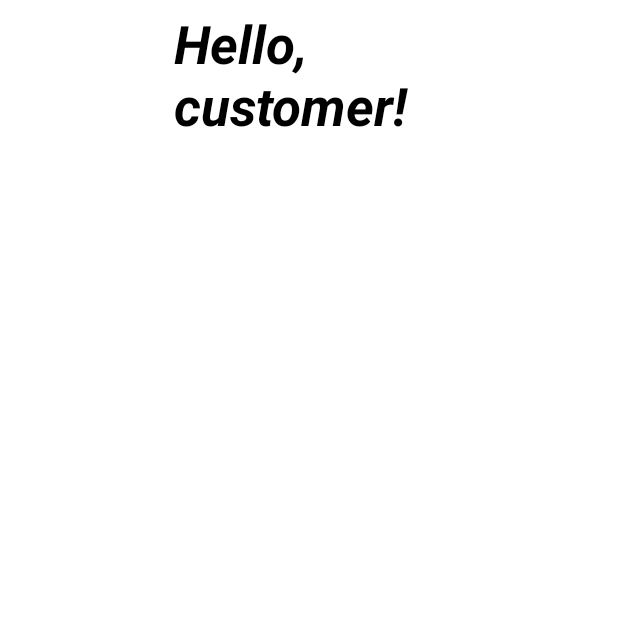
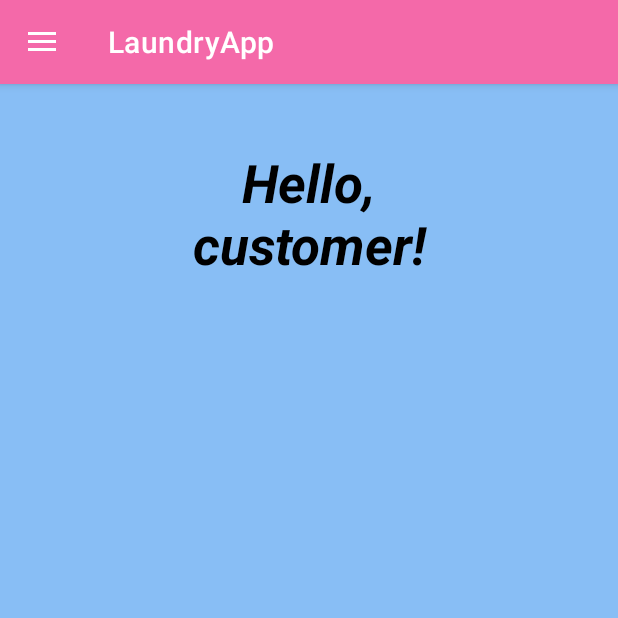
Before and after one commit to tiquiakt/LaundryApp, an Android app: the screen it shows after launch (customer_dashboard), after a tap on "LOGIN AS GUEST", on a phone screen of 412 x 824 dp, the top half of it. Run offline under Robolectric (Android 15) with nearby library versions, the light colour scheme and no system bars; our stand-ins replace Firebase (no records; nobody signed in at launch, a user with empty details on screens opened directly); Roboto replaces fonts that are not available here; 1 other tap on this screen came first.

Commit message:
initial commit

```diff
--- a/app/build.gradle
+++ b/app/build.gradle
@@ -31,7 +31,6 @@ android {
 dependencies {
 
     implementation 'androidx.appcompat:appcompat:1.4.1'
-    implementation 'androidx.support:design:28.0.0'
     implementation 'com.google.android.material:material:1.6.0'
     implementation 'androidx.constraintlayout:constraintlayout:2.1.4'
     implementation 'androidx.annotation:annotation:1.3.0'
@@ -39,6 +38,7 @@ dependencies {
     implementation 'androidx.lifecycle:lifecycle-viewmodel-ktx:2.4.1'
     implementation 'com.google.firebase:firebase-auth:21.0.5'
     implementation 'com.google.firebase:firebase-firestore:24.1.2'
+    implementation 'com.google.firebase:firebase-database:20.0.5'
     testImplementation 'junit:junit:4.13.2'
     androidTestImplementation 'androidx.test.ext:junit:1.1.3'
     androidTestImplementation 'androidx.test.espresso:espresso-core:3.4.0'
--- a/app/src/main/java/com/example/laundryapp/UsrLogin.java
+++ b/app/src/main/java/com/example/laundryapp/UsrLogin.java
@@ -17,9 +17,12 @@ import com.google.android.gms.tasks.OnSuccessListener;
 import com.google.android.material.imageview.ShapeableImageView;
 import com.google.firebase.auth.AuthResult;
 import com.google.firebase.auth.FirebaseAuth;
+import com.google.firebase.database.FirebaseDatabase;
+import com.google.firebase.database.DatabaseReference;
 import com.google.firebase.firestore.DocumentReference;
 import com.google.firebase.firestore.DocumentSnapshot;
 import com.google.firebase.firestore.FirebaseFirestore;
+
 
 public class UsrLogin extends AppCompatActivity {
 
@@ -27,7 +30,7 @@ public class UsrLogin extends AppCompatActivity {
     Button btnLogin, btnGuest;
     ShapeableImageView fb, google, twitter;
     TextView frgtpass,  rgstrAccount;
-    boolean valid = true;
+    boolean valid, usrAdmin = true;
     FirebaseAuth fbAuth;
     FirebaseFirestore fbStore;
 
@@ -68,13 +71,13 @@ public class UsrLogin extends AppCompatActivity {
                         @Override
                         public void onSuccess(AuthResult authResult) {
                             Toast.makeText(UsrLogin.this,"Login Success", Toast.LENGTH_SHORT).show();
-                            boolean field;
-                            if (field = true) {
+                           if (usrAdmin){
                                isAdmin(authResult.getUser().getUid());
                            }
                            else {
                                isCustomer(authResult.getUser().getUid());
                            }
+
                         }
                     }).addOnFailureListener(new OnFailureListener() {
                         @Override
@@ -100,11 +103,14 @@ public class UsrLogin extends AppCompatActivity {
             @Override
             public void onSuccess(DocumentSnapshot documentSnapshot) {
                 Log.d("TAG","onSuccess" + documentSnapshot.getData());
-                // check user if admin
+                // check user if admin or customer
 
                 if (documentSnapshot.getString("isAdmin") != null){
                     startActivity(new Intent(getApplicationContext(),admin_dashboard.class));
                     finish();
+                }
+                else{
+                    isCustomer(fbAuth.getUid());
                 }
                 }
         });
--- a/app/src/main/java/com/example/laundryapp/customer_dashboard.java
+++ b/app/src/main/java/com/example/laundryapp/customer_dashboard.java
@@ -1,14 +1,38 @@
 package com.example.laundryapp;
 
+import androidx.appcompat.app.ActionBarDrawerToggle;
 import androidx.appcompat.app.AppCompatActivity;
+import androidx.appcompat.widget.Toolbar;
+import androidx.core.view.GravityCompat;
+import androidx.drawerlayout.widget.DrawerLayout;
 
 import android.os.Bundle;
+import android.widget.TextView;
 
 public class customer_dashboard extends AppCompatActivity {
+
+ Toolbar toolbar;
+ DrawerLayout drawerLayout;
+    TextView textView;
 
     @Override
     protected void onCreate(Bundle savedInstanceState) {
         super.onCreate(savedInstanceState);
         setContentView(R.layout.activity_customer_dashboard);
+
+        toolbar = findViewById(R.id.toolbar);
+        setSupportActionBar(toolbar);
+
+       drawerLayout = findViewById(R.id.drawer_layout);
+
+       ActionBarDrawerToggle drawerToggle = new ActionBarDrawerToggle(this, drawerLayout, toolbar,
+                R.string.navigation_open, R.string.navigation_close);
+        drawerLayout.addDrawerListener(drawerToggle);
+        drawerToggle.setDrawerIndicatorEnabled(true);
+        drawerToggle.syncState();
+
+        textView = findViewById(R.id.customer);
+
     }
+
 }
--- a/app/src/main/res/layout/activity_customer_dashboard.xml
+++ b/app/src/main/res/layout/activity_customer_dashboard.xml
@@ -1,23 +1,55 @@
 <?xml version="1.0" encoding="utf-8"?>
-<androidx.constraintlayout.widget.ConstraintLayout xmlns:android="http://schemas.android.com/apk/res/android"
-    xmlns:app="http://schemas.android.com/apk/res-auto"
-    xmlns:tools="http://schemas.android.com/tools"
-    android:layout_width="match_parent"
-    android:layout_height="match_parent"
-    tools:context=".customer_dashboard">
+    <androidx.drawerlayout.widget.DrawerLayout xmlns:android="http://schemas.android.com/apk/res/android"
+        xmlns:app="http://schemas.android.com/apk/res-auto"
+        xmlns:tools="http://schemas.android.com/tools"
+        android:id="@+id/drawer_layout"
+        android:layout_width="match_parent"
+        android:layout_height="match_parent"
+        tools:context=".customer_dashboard"
+        tools:openDrawer="start"
+        android:background="@color/white">
 
-    <TextView
-        android:id="@+id/admin"
-        android:layout_width="180dp"
-        android:layout_height="150dp"
-        android:layout_marginTop="5dp"
-        android:text="Hello, customer!"
-        android:textSize="35dp"
-        android:textColor="@color/black"
-        android:textStyle="bold|italic"
-        app:layout_constraintEnd_toEndOf="parent"
-        app:layout_constraintStart_toStartOf="parent"
-        app:layout_constraintTop_toTopOf="parent"
-        app:layout_constraintVertical_bias=".1" />
+    <include
+        android:layout_height="wrap_content"
+        android:layout_width="match_parent"
+        layout="@layout/option_layout" />
 
-</androidx.constraintlayout.widget.ConstraintLayout>
+    <include
+
+        android:layout_width="match_parent"
+        android:layout_height="wrap_content"
+        layout="@layout/custom_home"/>
+
+        <LinearLayout
+            android:layout_width="match_parent"
+            android:layout_height="match_parent"
+            android:orientation="vertical">
+
+            <androidx.appcompat.widget.Toolbar
+                android:id="@+id/toolbar"
+                android:layout_width="match_parent"
+                android:layout_height="?attr/actionBarSize"
+                android:background="@color/pink"
+                android:elevation="4dp"
+                android:theme="@style/ThemeOverlay.AppCompat.Dark.ActionBar"
+                app:popupTheme="@style/ThemeOverlay.AppCompat.Light" />
+
+            <FrameLayout
+                android:id="@+id/fragment_container"
+                android:layout_width="match_parent"
+                android:layout_height="match_parent" />
+
+
+
+        </LinearLayout>
+
+        <com.google.android.material.navigation.NavigationView
+            android:id="@+id/navigation_view"
+            android:layout_width="wrap_content"
+            android:layout_height="match_parent"
+            android:layout_gravity="start"
+            android:background="@color/blue"
+            app:headerLayout="@layout/navigation_header"
+            app:menu="@menu/customer_drawer_menu" />
+
+    </androidx.drawerlayout.widget.DrawerLayout>
--- /dev/null
+++ b/app/src/main/res/layout/custom_home.xml
@@ -0,0 +1,24 @@
+<?xml version="1.0" encoding="utf-8"?>
+<androidx.constraintlayout.widget.ConstraintLayout xmlns:android="http://schemas.android.com/apk/res/android"
+    xmlns:app="http://schemas.android.com/apk/res-auto"
+    xmlns:tools="http://schemas.android.com/tools"
+    android:layout_width="match_parent"
+    android:layout_height="match_parent"
+    tools:context=".customer_dashboard">
+
+    <TextView
+        android:id="@+id/customer"
+        android:layout_width="180dp"
+        android:layout_height="150dp"
+        android:text="Hello, customer!"
+        android:textColor="@color/black"
+        android:textSize="35dp"
+        android:gravity="center"
+        android:textStyle="bold|italic"
+        app:layout_constraintBottom_toBottomOf="parent"
+        app:layout_constraintEnd_toEndOf="parent"
+        app:layout_constraintStart_toStartOf="parent"
+        app:layout_constraintTop_toTopOf="parent"
+        app:layout_constraintVertical_bias=".1" />
+
+</androidx.constraintlayout.widget.ConstraintLayout>
--- a/app/src/main/res/layout/navigation_header.xml
+++ b/app/src/main/res/layout/navigation_header.xml
@@ -2,15 +2,15 @@
 <LinearLayout xmlns:android="http://schemas.android.com/apk/res/android"
     xmlns:app="http://schemas.android.com/apk/res-auto"
     android:layout_width="match_parent"
-    android:layout_height="176dp"
+    android:layout_height="196dp"
     android:background="@drawable/splash_bg"
     android:gravity="bottom"
     android:orientation="vertical"
     android:padding="16dp">
 
     <com.google.android.material.imageview.ShapeableImageView
-        android:layout_width="80dp"
-        android:layout_height="80dp"
+        android:layout_width="60dp"
+        android:layout_height="60dp"
         android:src="@drawable/labapp_logo"
         app:shapeAppearanceOverlay="@style/circular" />
 
--- /dev/null
+++ b/app/src/main/res/layout/option_layout.xml
@@ -0,0 +1,19 @@
+<?xml version="1.0" encoding="utf-8"?>
+<androidx.coordinatorlayout.widget.CoordinatorLayout xmlns:android="http://schemas.android.com/apk/res/android"
+    xmlns:app="http://schemas.android.com/apk/res-auto"
+    xmlns:tools="http://schemas.android.com/tools"
+    android:layout_width="match_parent"
+    android:layout_height="match_parent"
+    tools:context=".customer_dashboard"
+    app:layout_behavior="@string/appbar_scrolling_view_behavior"
+    android:background="@color/blue">
+
+    <com.google.android.material.appbar.AppBarLayout
+        android:layout_width="match_parent"
+        android:layout_height="wrap_content"
+        android:id="@+id/appBar"
+        android:theme="@style/ThemeOverlay.AppCompat.ActionBar">
+
+    </com.google.android.material.appbar.AppBarLayout>
+
+</androidx.coordinatorlayout.widget.CoordinatorLayout>
--- a/app/src/main/res/menu/customer_drawer_menu.xml
+++ b/app/src/main/res/menu/customer_drawer_menu.xml
@@ -17,7 +17,7 @@
             android:icon="@drawable/ic_settings"/>
     </group>
 
-    <item android:title="communicate">
+    <item android:title="Communicate">
         <menu>
             <item android:id="@+id/share"
                 android:title="Share"
```
Also changed, not shown: app/src/main/res/layout/drawer_layout.xml (deleted, +0 -41 lines), app/src/main/res/values-v21/style.xml (added, +9 -0 lines), app/src/main/res/values/style.xml (added, +9 -0 lines), app/src/main/res/values/styles.xml (deleted, +0 -10 lines). Lines whose indentation alone changed are shown as unchanged.
